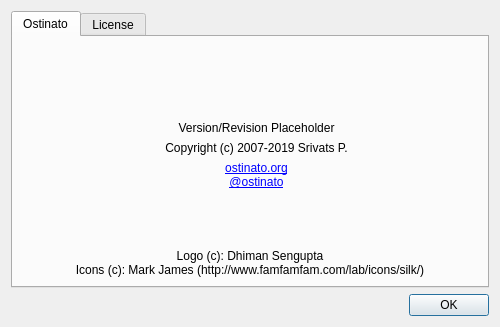
Above: client/about.ui from pstavirs/ostinato before the change. Below: the same form after it.
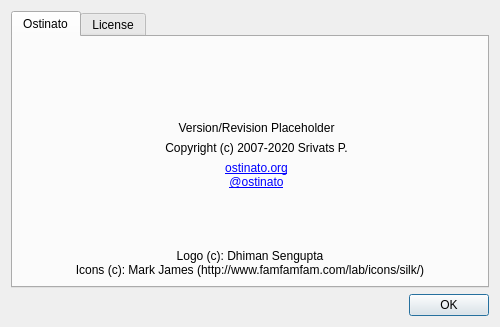
That is the form after the change. Icons and pictures are not drawn.

Commit message: Update copyright to 2020 in About

The edit to the form file:
```diff
--- a/client/about.ui
+++ b/client/about.ui
@@ -94,7 +94,7 @@
            <item>
             <widget class="QLabel" name="CopyrightLabel" >
              <property name="text" >
-              <string>Copyright (c) 2007-2019 Srivats P.</string>
+              <string>Copyright (c) 2007-2020 Srivats P.</string>
              </property>
              <property name="alignment" >
               <set>Qt::AlignCenter</set>
```
